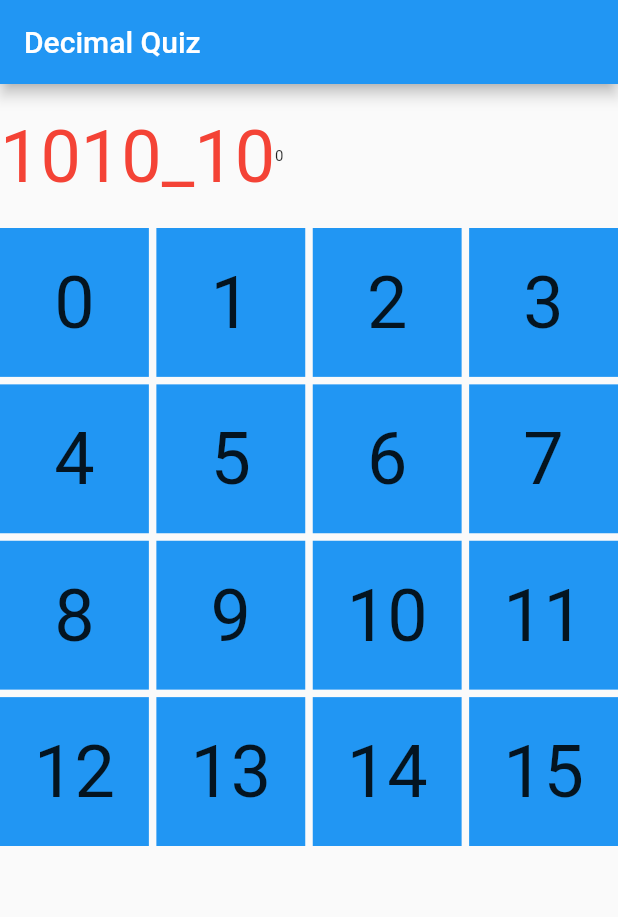
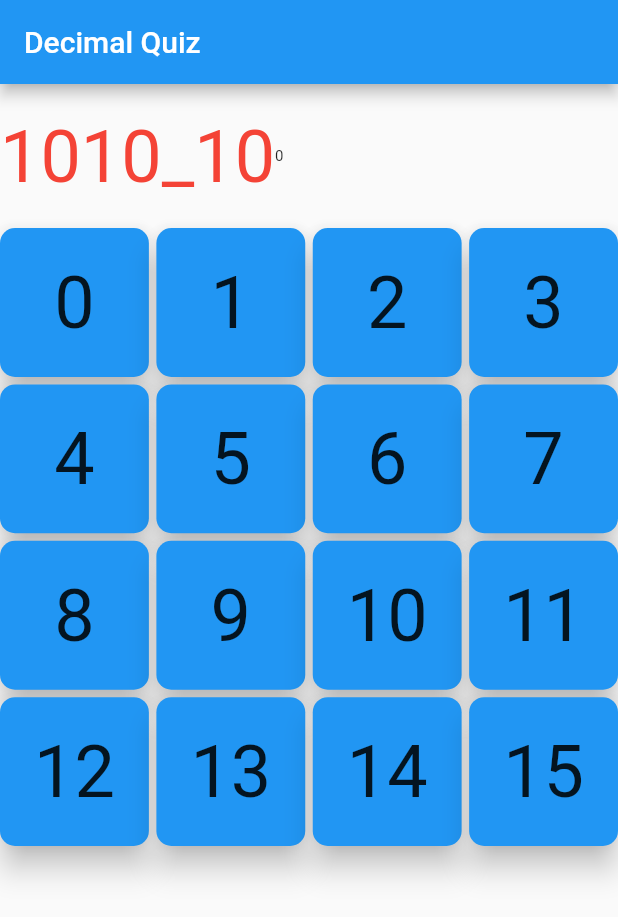
Before and after one commit to indeep-xyz/binary-quiz-game, a Flutter app: the screen it shows after launch, on a phone screen of 412 x 824 dp. Shown: the top 917 px of the screen. Run offline on Flutter 3.47's test engine with Material 2 defaults, Android fonts, the phone set to English and light mode, and no system bars.

Commit message:
回答ボタンのデザイン設定。
・角丸
・影
・タップ時のアニメーション

```diff
--- /dev/null
+++ b/lib/component/button/answer_button.dart
@@ -0,0 +1,58 @@
+import 'package:flutter/material.dart';
+
+/// 回答ボタン用のコンポーネント
+class AnswerButton extends StatelessWidget {
+  /// 背景色
+  final Color color;
+
+  /// プレス時の背景色
+  final Color highlightColor;
+
+  /// タップ時のスプラッシュアニメーションで用いる色
+  final Color splashColor;
+
+  /// 表示する文字列
+  final String text;
+
+  /// 表示する文字列のスタイル
+  final TextStyle textStyle;
+
+  /// ボタンタップ時の処理
+  final Function() onTap;
+
+  /// コンストラクタ
+  const AnswerButton({
+    Key? key,
+    required this.color,
+    required this.highlightColor,
+    required this.splashColor,
+    required this.text,
+    required this.textStyle,
+    required this.onTap,
+  }) : super(key: key);
+
+  /// ビルド
+  @override
+  Widget build(BuildContext context) {
+    return Material(
+        // 角丸
+        borderRadius: BorderRadius.circular(10),
+
+        // 影
+        elevation: 8,
+
+        color: color,
+        type: MaterialType.button,
+        child: InkWell(
+            highlightColor: highlightColor,
+            onTap: onTap,
+            splashColor: splashColor,
+            child: Center(
+              child: Text(
+                text,
+                style: textStyle,
+                textAlign: TextAlign.center,
+              ),
+            )));
+  }
+}
--- a/lib/screen/game/decimal_quiz/component/body/answer_selection_field.dart
+++ b/lib/screen/game/decimal_quiz/component/body/answer_selection_field.dart
@@ -13,27 +13,11 @@ class AnswerSelectionField extends StatelessWidget {
     Key? key,
   }) : super(key: key);
 
-  /// 回答[DecimalAnswerSelectionItem]一覧の生成
-  List<Widget> _generateSelectionItems(int length) {
-    return List<Widget>.generate(
-      length,
-      _generateSelectionItem,
-    );
-  }
-
-  /// 回答[DecimalAnswerSelectionItem]の生成
-  Widget _generateSelectionItem(int decimalValue) {
-    return AnswerSelectionItem(
-      answer: DecimalAnswer(decimalValue),
-    );
-  }
-
   @override
   Widget build(BuildContext context) {
     return Selector<QuizNotifier, BinaryDigit>(
         selector: (_, notifier) => notifier.binaryDigit,
         shouldRebuild: (old, current) => old.digit != current.digit,
-
         builder: (_, binaryDigit, child) {
           return Expanded(
             child: GridView.count(
@@ -41,11 +25,19 @@ class AnswerSelectionField extends StatelessWidget {
               crossAxisSpacing: 5.0,
               mainAxisSpacing: 5.0,
               scrollDirection: Axis.vertical,
-
               children: _generateSelectionItems(binaryDigit.binaryPatternCount),
             ),
           );
-        }
-    );
+        });
   }
+
+  /// 回答[DecimalAnswerSelectionItem]一覧の生成
+  List<Widget> _generateSelectionItems(int length) =>
+      List<Widget>.generate(length, _generateSelectionItem);
+
+  /// 回答[DecimalAnswerSelectionItem]の生成
+  Widget _generateSelectionItem(int decimalValue) =>
+      AnswerSelectionItem(
+        answer: DecimalAnswer(decimalValue),
+      );
 }
--- a/lib/screen/game/decimal_quiz/component/body/answer_selection_item.dart
+++ b/lib/screen/game/decimal_quiz/component/body/answer_selection_item.dart
@@ -1,3 +1,4 @@
+import 'package:binary_quiz_game/component/button/answer_button.dart';
 import 'package:flutter/material.dart';
 import 'package:provider/provider.dart';
 import 'package:binary_quiz_game/resource/value_object/decimal_answer.dart';
@@ -12,35 +13,23 @@ class AnswerSelectionItem extends StatelessWidget {
     required this.answer,
   }) : super(key: key);
 
-  /// 描画
-  Widget _render(){
-    return GridTile(
-      child: Container(
-        color: Colors.blue,
-        child: Center(
-          child: Text(
-            answer.value.toString(),
-            textAlign: TextAlign.center,
-            style: const TextStyle(fontSize: 48),
-          ),
-        ),
-      ),
-    );
-  }
-
   /// ビルド
   @override
   Widget build(BuildContext context) {
-    return Consumer<QuizNotifier>(
-      builder: (_, notifier, child) {
-        return GestureDetector(
-            child: _render(),
-            onTap: () {
-              // TODO: 不正解時のアニメーションがほしい
-              notifier.answer(answer);
-            }
-        );
-      }
-    );
+    return Consumer<QuizNotifier>(builder: (_, notifier, child) {
+      var splashColor =
+          notifier.isCorrectAnswer(answer) ? Colors.white : Colors.red;
+
+      return AnswerButton(
+        color: Colors.blue,
+        highlightColor: Colors.lightBlue,
+        splashColor: splashColor,
+        onTap: () {
+          notifier.answer(answer);
+        },
+        text: answer.value.toString(),
+        textStyle: const TextStyle(fontSize: 48),
+      );
+    });
   }
 }
--- a/lib/screen/game/decimal_quiz/provider/quiz_notifier.dart
+++ b/lib/screen/game/decimal_quiz/provider/quiz_notifier.dart
@@ -13,7 +13,7 @@ class QuizNotifier extends ChangeNotifier {
   final AnswerResultHistory _history = AnswerResultHistory();
   final BinaryDigit binaryDigit = BinaryDigit(BinaryDigitPattern.four.digit);
 
-  late QuestionEntity question;
+  late QuestionEntity _question;
 
   QuizNotifier() {
     _nextQuestion();
@@ -21,12 +21,12 @@ class QuizNotifier extends ChangeNotifier {
 
   /// 問題の更新
   void _nextQuestion() {
-    question = QuestionEntity.random(binaryDigit);
+    _question = QuestionEntity.random(binaryDigit);
   }
 
   /// 回答履歴の追加
   void _addHistory(DecimalAnswer answer) {
-    if (question.isCorrect(answer)) {
+    if (_question.isCorrect(answer)) {
       // 正解
       _history.add(answer, QuizJudgement(true));
       _nextQuestion();
@@ -49,8 +49,15 @@ class QuizNotifier extends ChangeNotifier {
   Score get incorrectCount => _history.incorrectCount;
 
   /// 現在のクイズの正解 (2進数)
-  String get correctAnswerAsBinary => question.correctAnswerAsBinary;
+  String get correctAnswerAsBinary => _question.correctAnswerAsBinary;
 
   /// 現在のクイズの正解 (10進数)
-  int get correctAnswerAsDecimal => question.correctAnswerAsDecimal;
+  int get correctAnswerAsDecimal => _question.correctAnswerAsDecimal;
+
+  /// 回答確認
+  bool isCorrectAnswer(DecimalAnswer answer) => _question.isCorrect(answer);
+
+  /// 最後の回答が正解か否か
+  bool isLastAnswerCorrect(DecimalAnswer answer) =>
+      _history.isLastAnswerCorrect(answer);
 }
--- a/lib/screen/game/decimal_quiz/resource/entity/answer_result_entity.dart
+++ b/lib/screen/game/decimal_quiz/resource/entity/answer_result_entity.dart
@@ -3,13 +3,14 @@ import 'package:binary_quiz_game/resource/value_object/decimal_answer.dart';
 
 /// 回答結果
 class AnswerResultEntity {
-
   /// 回答結果
   final DecimalAnswer _answer;
+
   DecimalAnswer get value => _answer;
 
   /// 正解か否か
   final QuizJudgement _judgement;
+
   bool get isCorrect => _judgement.isCorrect;
 
   /// 回答結果
@@ -17,4 +18,9 @@ class AnswerResultEntity {
     this._answer,
     this._judgement,
   );
+
+  /// 回答が一致するか否か
+  bool isMatched(DecimalAnswer another) {
+    return value.equals(another);
+  }
 }
--- a/lib/screen/game/decimal_quiz/resource/entity/answer_result_history_entity.dart
+++ b/lib/screen/game/decimal_quiz/resource/entity/answer_result_history_entity.dart
@@ -3,7 +3,6 @@ import 'package:binary_quiz_game/resource/value_object/quiz_judgement.dart';
 import 'package:binary_quiz_game/resource/value_object/score.dart';
 
 import 'answer_result_entity.dart';
-
 
 /// 回答履歴
 class AnswerResultHistory {
@@ -27,4 +26,13 @@ class AnswerResultHistory {
   Score get incorrectCount {
     return Score(_list.where((ar) => !ar.isCorrect).length);
   }
+
+  /// 最後の回答が正解か否か
+  bool isLastAnswerCorrect(DecimalAnswer answer) {
+    var matchedAnswerResults = _list.where((ar) => ar.isMatched(answer));
+
+    return matchedAnswerResults.isEmpty
+        ? false
+        : matchedAnswerResults.last.isCorrect;
+  }
 }
```
